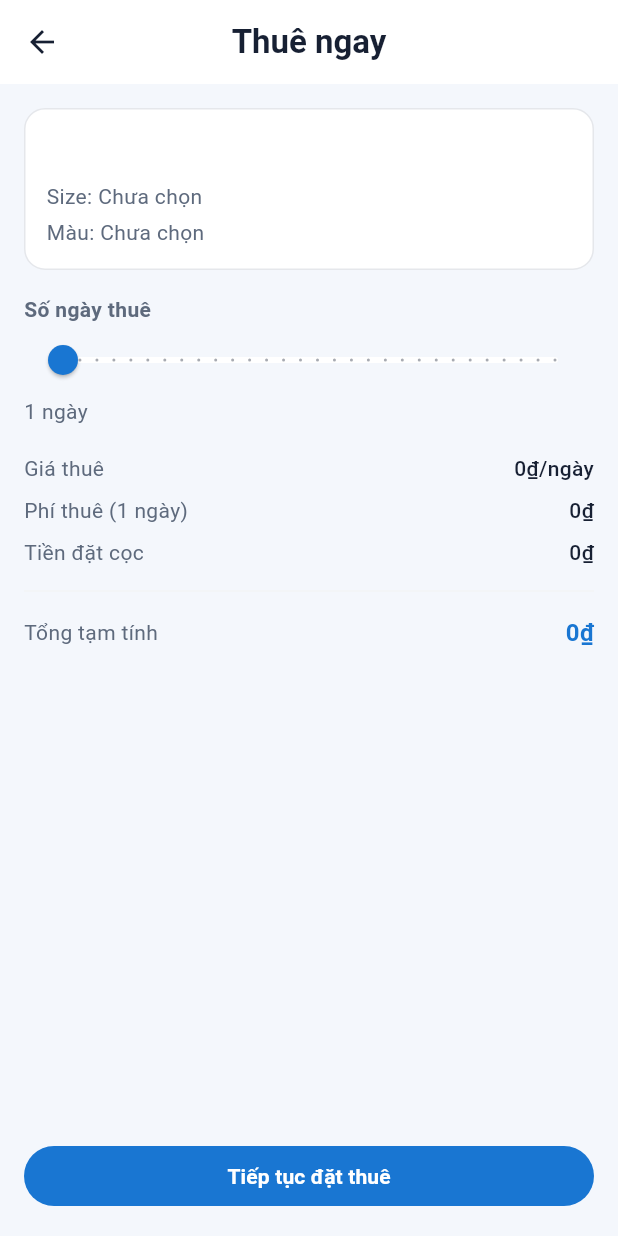
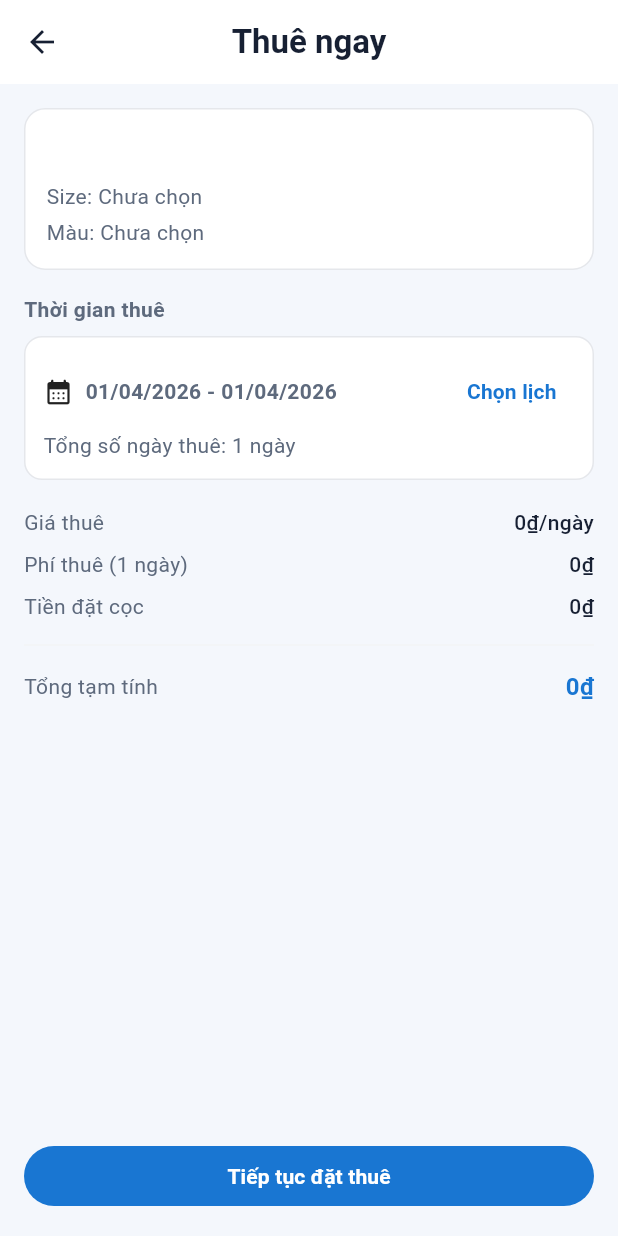
Before and after one commit to khanhngo05/Rentify, a Flutter app: the RentalBookingScreen screen opened directly with empty values, on a phone screen of 412 x 824 dp. Run offline on Flutter 3.47's test engine with Material 3 defaults, Android fonts, the phone set to English and light mode, and no system bars; our stand-ins replace cloud_firestore, firebase_auth, firebase_core, geolocator, shimmer, supabase_flutter; accounts and stored records are empty; Roboto replaces fonts that are missing (Outfit).

Commit message:
sua man thue ngay

```diff
--- a/lib/screens/product_detail_screen.dart
+++ b/lib/screens/product_detail_screen.dart
@@ -244,7 +244,7 @@ class _ProductDetailScreenState extends State<ProductDetailScreen> {
                       style: const TextStyle(
                         fontSize: 20,
                         fontWeight: FontWeight.w700,
-                        color: AppColors.primary,
+                        color: AppColors.textPrimary,
                       ),
                     ),
                     const Spacer(),
--- a/lib/screens/rental_booking_screen.dart
+++ b/lib/screens/rental_booking_screen.dart
@@ -1,4 +1,5 @@
 import 'package:flutter/material.dart';
+import 'package:intl/intl.dart';
 
 import '../constants/app_colors.dart';
 import '../constants/app_constants.dart';
@@ -21,7 +22,59 @@ class RentalBookingScreen extends StatefulWidget {
 }
 
 class _RentalBookingScreenState extends State<RentalBookingScreen> {
-  int _rentalDays = 1;
+  late DateTimeRange _rentalRange;
+
+  int get _rentalDays {
+    return _rentalRange.end.difference(_rentalRange.start).inDays + 1;
+  }
+
+  @override
+  void initState() {
+    super.initState();
+    final now = DateTime.now();
+    final today = DateTime(now.year, now.month, now.day);
+    _rentalRange = DateTimeRange(start: today, end: today);
+  }
+
+  String _formatDate(DateTime date) {
+    return DateFormat(AppConstants.dateFormat).format(date);
+  }
+
+  Future<void> _pickRentalRange() async {
+    final now = DateTime.now();
+    final today = DateTime(now.year, now.month, now.day);
+    final picked = await showDateRangePicker(
+      context: context,
+      firstDate: today,
+      lastDate: today.add(const Duration(days: 365)),
+      initialDateRange: _rentalRange,
+      helpText: 'Chọn ngày thuê',
+      confirmText: 'Xác nhận',
+      cancelText: 'Hủy',
+      saveText: 'Lưu',
+    );
+
+    if (picked == null) {
+      return;
+    }
+
+    final selectedDays = picked.end.difference(picked.start).inDays + 1;
+    if (selectedDays < AppConstants.minRentalDays ||
+        selectedDays > AppConstants.maxRentalDays) {
+      ScaffoldMessenger.of(context).showSnackBar(
+        SnackBar(
+          content: Text(
+            'Vui lòng chọn từ ${AppConstants.minRentalDays} đến ${AppConstants.maxRentalDays} ngày.',
+          ),
+        ),
+      );
+      return;
+    }
+
+    setState(() {
+      _rentalRange = picked;
+    });
+  }
 
   @override
   Widget build(BuildContext context) {
@@ -63,22 +116,43 @@ class _RentalBookingScreenState extends State<RentalBookingScreen> {
           ),
           const SizedBox(height: 16),
           const Text(
-            'Số ngày thuê',
+            'Thời gian thuê',
             style: TextStyle(fontWeight: FontWeight.w700),
           ),
-          Slider(
-            min: AppConstants.minRentalDays.toDouble(),
-            max: AppConstants.maxRentalDays.toDouble(),
-            value: _rentalDays.toDouble(),
-            divisions: AppConstants.maxRentalDays - AppConstants.minRentalDays,
-            label: '$_rentalDays ngày',
-            onChanged: (value) {
-              setState(() {
-                _rentalDays = value.round();
-              });
-            },
+          const SizedBox(height: 8),
+          Container(
+            padding: const EdgeInsets.all(12),
+            decoration: BoxDecoration(
+              color: Colors.white,
+              borderRadius: BorderRadius.circular(12),
+              border: Border.all(color: AppColors.border),
+            ),
+            child: Column(
+              crossAxisAlignment: CrossAxisAlignment.start,
+              children: [
+                Row(
+                  children: [
+                    const Icon(Icons.calendar_month_rounded, size: 20),
+                    const SizedBox(width: 8),
+                    Text(
+                      '${_formatDate(_rentalRange.start)} - ${_formatDate(_rentalRange.end)}',
+                      style: const TextStyle(fontWeight: FontWeight.w600),
+                    ),
+                    const Spacer(),
+                    TextButton(
+                      onPressed: _pickRentalRange,
+                      child: const Text('Chọn lịch'),
+                    ),
+                  ],
+                ),
+                const SizedBox(height: 2),
+                Text(
+                  'Tổng số ngày thuê: $_rentalDays ngày',
+                  style: const TextStyle(color: AppColors.textSecondary),
+                ),
+              ],
+            ),
           ),
-          Text('$_rentalDays ngày'),
           const SizedBox(height: 14),
           _PriceRow(
             label: 'Giá thuê',
```
